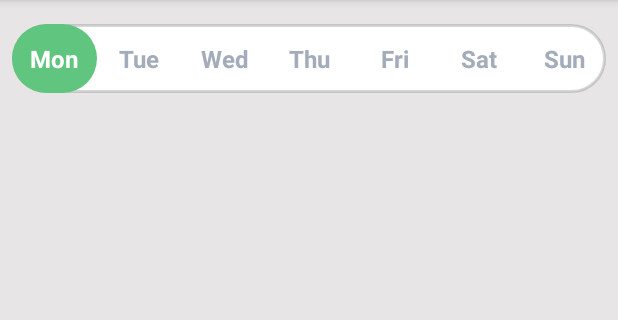
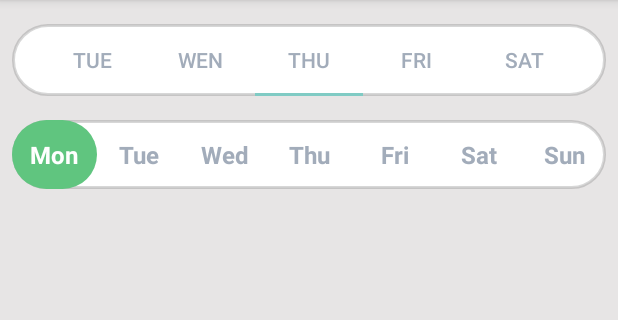
Before and after one commit to Tomroke/MA18Examensarbete, an Android app: the screen it shows after launch (MainActivity), after a tap on "Open settings", on a phone screen of 412 x 824 dp, the part 84-404 px from its top. Run offline under Robolectric (Android 15) with nearby library versions, the phone set to English and light mode, and no system bars; our stand-ins replace Room's generated code.

Commit message:
Added a temporary fragment that opens when the user clicks on the header menu, also started to implement the viewPager, with mixed succsses. Its there but i need to figure out how to edit its apperance and add fragments to it

```diff
--- /dev/null
+++ b/app/src/main/java/com/example/ma18ea/Fragments/TemporaryFragment.kt
@@ -0,0 +1,42 @@
+package com.example.ma18ea.fragments
+
+import android.content.Context
+import android.net.Uri
+import android.os.Bundle
+import androidx.fragment.app.Fragment
+import android.view.LayoutInflater
+import android.view.View
+import android.view.ViewGroup
+
+import com.example.ma18ea.R
+
+private const val ARG_PARAM1 = "param1"
+
+class TemporaryFragment : Fragment() {
+    private var param1: String? = "temp"
+
+    companion object {
+        @JvmStatic
+        fun newInstance() =
+            TemporaryFragment().apply {
+                arguments = Bundle().apply {
+                }
+            }
+    }
+
+    override fun onCreate(savedInstanceState: Bundle?) {
+        super.onCreate(savedInstanceState)
+        arguments?.let {
+            param1 = it.getString(ARG_PARAM1)
+        }
+    }
+
+    override fun onCreateView(
+        inflater: LayoutInflater, container: ViewGroup?,
+        savedInstanceState: Bundle?
+    ): View? {
+        // Inflate the layout for this fragment
+        return inflater.inflate(R.layout.fragment_temporary, container, false)
+    }
+
+}
--- a/app/src/main/java/com/example/ma18ea/MainActivity.kt
+++ b/app/src/main/java/com/example/ma18ea/MainActivity.kt
@@ -9,7 +9,6 @@ import android.view.MenuItem
 import android.view.View
 import android.widget.LinearLayout
 import android.widget.TextView
-import android.widget.Toast
 import androidx.annotation.RequiresApi
 import androidx.core.view.children
 import androidx.fragment.app.FragmentTransaction
@@ -23,8 +22,13 @@ import com.example.ma18ea.room.RemEntity
 import com.example.ma18ea.ui.recyclerView.MainRecyclerAdapter
 import kotlinx.coroutines.*
 import android.os.Handler
-import android.widget.NumberPicker
-import androidx.viewpager.widget.ViewPager
+import androidx.fragment.app.Fragment
+import androidx.viewpager2.adapter.FragmentStateAdapter
+import androidx.viewpager2.widget.ViewPager2
+import com.example.ma18ea.fragments.TemporaryFragment
+import com.example.ma18ea.ui.recyclerView.SizeFragment
+import com.google.android.material.tabs.TabLayout
+import com.google.android.material.tabs.TabLayoutMediator
 import kotlinx.android.synthetic.main.main_activity.*
 
 
@@ -37,11 +41,12 @@ class MainActivity : AppCompatActivity()
     private var menuGroupVisible: Boolean = false
 
     //Day objects
-    private lateinit var dayItem:LinearLayout
-    private lateinit var previousDay:TextView
+    private lateinit var dayItem: LinearLayout
+    private lateinit var previousDay: TextView
 
     //Fragment objects
-    private lateinit var reminderMain:ReminderMainFragment
+    private lateinit var reminderMain: ReminderMainFragment
+    private lateinit var tempFragment: TemporaryFragment
 
     //Database
     private var db: RemDatabase? = null
@@ -53,8 +58,9 @@ class MainActivity : AppCompatActivity()
     private lateinit var adapter: MainRecyclerAdapter
     private lateinit var swipeRefresh: SwipeRefreshLayout
 
-    //ViewPage Objects
-    private lateinit var viewPager: ViewPager
+    //ViewPage
+    private lateinit var viewPager: ViewPager2
+    private lateinit var tabs: TabLayout
 
 
     @RequiresApi(Build.VERSION_CODES.M)
@@ -62,6 +68,43 @@ class MainActivity : AppCompatActivity()
         super.onCreate(savedInstanceState)
         setContentView(R.layout.main_activity)
         setSupportActionBar(findViewById(R.id.header_toolbar))
+
+        tabs = findViewById(R.id.tabs_layout)
+        viewPager = findViewById(R.id.mViewPager)
+
+        viewPager.adapter = object : FragmentStateAdapter(this) {
+            override fun createFragment(position: Int): Fragment {
+                return when(position) {
+                    0 -> {SizeFragment.newInstance()}
+                    1 -> {SizeFragment.newInstance()}
+                    2 -> {SizeFragment.newInstance()}
+                    3 -> {SizeFragment.newInstance()}
+                    4 -> {SizeFragment.newInstance()}
+                    5 -> {SizeFragment.newInstance()}
+                    6 -> {SizeFragment.newInstance()}
+                    else -> {
+                        SizeFragment.newInstance()
+                    }
+                }
+            }
+
+            override fun getItemCount(): Int {
+                return 7
+            }
+        }
+
+        TabLayoutMediator(tabs, viewPager) { tab, position ->
+            tab.text = when(position) {
+                0 -> "Mon"
+                1 -> "Tue"
+                2 -> "Wen"
+                3 -> "Thu"
+                4 -> "Fri"
+                5 -> "Sat"
+                6 -> "Sun"
+                else -> "Template"
+            }
+        }.attach()
 
         db = RemDatabase.getInstance(this)
 
@@ -72,8 +115,6 @@ class MainActivity : AppCompatActivity()
                 dayItemSelected(child as TextView)
             }
         }
-
-        viewPager = findViewById(R.id.mViewPage)
 
         swipeRefresh = findViewById(R.id.mSwipeRefresh)
         swipeRefresh.setOnRefreshListener { onRefresh() }
@@ -107,7 +148,7 @@ class MainActivity : AppCompatActivity()
 
 
     private fun onRefresh() {
-        Log.d(TAG, "Is refreshing")
+        //Log.d(TAG, "Is refreshing")
         GlobalScope.launch {
             fetchData()
         }
@@ -141,7 +182,7 @@ class MainActivity : AppCompatActivity()
         }*/
 
         //Check if the DB is empty or not
-        Log.d(TAG, arrayRV.size.toString())
+        //Log.d(TAG, arrayRV.size.toString())
 
     }//fetch Data
 
@@ -165,9 +206,10 @@ class MainActivity : AppCompatActivity()
     }
 
     override fun onOptionsItemSelected(item: MenuItem): Boolean {
+        tempFragment = TemporaryFragment.newInstance()
         return when (item.itemId) {
             R.id.new_reminder -> {
-                var rv = ReminderVariables()
+                val rv = ReminderVariables()
                 reminderMain = ReminderMainFragment.newInstance(rv)
                 supportFragmentManager
                     .beginTransaction()
@@ -181,34 +223,48 @@ class MainActivity : AppCompatActivity()
             }
 
             R.id.header_search_button ->{
-                Toast.makeText(applicationContext, "Search", Toast.LENGTH_LONG).show()
+                supportFragmentManager
+                    .beginTransaction()
+                    .replace(R.id.container, tempFragment)
+                    .addToBackStack(tempFragment.toString())
+                    .setTransitionStyle(FragmentTransaction.TRANSIT_FRAGMENT_OPEN)
+                    .commit()
                 menu.setGroupVisible(R.id.header_menu_buttons, false)
                 menuGroupVisible = false
                 return true
             }
 
             R.id.header_diagram_button ->{
-                Toast.makeText(applicationContext, "Diagram", Toast.LENGTH_LONG).show()
+                supportFragmentManager
+                    .beginTransaction()
+                    .replace(R.id.container, tempFragment)
+                    .addToBackStack(tempFragment.toString())
+                    .setTransitionStyle(FragmentTransaction.TRANSIT_FRAGMENT_OPEN)
+                    .commit()
                 menu.setGroupVisible(R.id.header_menu_buttons, false)
                 menuGroupVisible = false
                 return true
             }
 
             R.id.header_settings_button ->{
-                Toast.makeText(applicationContext, "Settings", Toast.LENGTH_LONG).show()
+                supportFragmentManager
+                    .beginTransaction()
+                    .replace(R.id.container, tempFragment)
+                    .addToBackStack(tempFragment.toString())
+                    .setTransitionStyle(FragmentTransaction.TRANSIT_FRAGMENT_OPEN)
+                    .commit()
                 menu.setGroupVisible(R.id.header_menu_buttons, false)
                 menuGroupVisible = false
                 return true
             }
 
             R.id.open_close_header_button ->{
-                if(menuGroupVisible){
+                menuGroupVisible = if(menuGroupVisible){
                     menu.setGroupVisible(R.id.header_menu_buttons, false)
-                    menuGroupVisible = false
-                }
-                else{
+                    false
+                } else{
                     this.menu.setGroupVisible(R.id.header_menu_buttons, true)
-                    menuGroupVisible = true
+                    true
                 }
 
                 return true
--- /dev/null
+++ b/app/src/main/java/com/example/ma18ea/ui/recyclerView/SizeFragment.kt
@@ -0,0 +1,23 @@
+package com.example.ma18ea.ui.recyclerView
+
+import android.os.Bundle
+import android.view.LayoutInflater
+import android.view.View
+import android.view.ViewGroup
+import androidx.fragment.app.Fragment
+import com.example.ma18ea.R
+
+class SizeFragment : Fragment() {
+
+    companion object {
+        fun newInstance() = SizeFragment()
+    }
+
+    override fun onCreateView(
+        inflater: LayoutInflater, container: ViewGroup?,
+        savedInstanceState: Bundle?
+    ): View? {
+        // Inflate the layout for this fragment
+        return inflater.inflate(R.layout.size, container, false)
+    }
+}
--- a/app/src/main/res/layout/main_activity.xml
+++ b/app/src/main/res/layout/main_activity.xml
@@ -19,20 +19,36 @@
         app:layout_constraintStart_toStartOf="parent"
         app:layout_constraintTop_toTopOf="parent" />
 
-    <androidx.viewpager.widget.ViewPager
-        android:id="@+id/mViewPage"
+    <LinearLayout
+        android:id="@+id/viewPager_Container"
         android:layout_width="match_parent"
-        android:layout_height="match_parent"
+        android:layout_height="wrap_content"
+        android:background="@drawable/day_selector"
+        android:orientation="horizontal"
+        android:scrollbars="horizontal"
+        android:layout_marginTop="16dp"
+        android:layout_marginBottom="8dp"
+        android:layout_marginStart="8dp"
+        android:layout_marginEnd="8dp"
         app:layout_constraintEnd_toEndOf="parent"
         app:layout_constraintStart_toStartOf="parent"
         app:layout_constraintTop_toBottomOf="@+id/header_toolbar">
 
-        <androidx.viewpager.widget.PagerTitleStrip
-            android:layout_width="match_parent"
+        <com.google.android.material.tabs.TabLayout
+            android:id="@+id/tabs_layout"
+            android:layout_width="wrap_content"
             android:layout_height="wrap_content"
-            android:layout_gravity="top" />
+            app:tabMode="scrollable"
+            app:tabTextColor="@color/dayTextColour"
+            />
+        <androidx.viewpager2.widget.ViewPager2
+            android:id="@+id/mViewPager"
+            android:layout_width="0dp"
+            android:layout_height="0dp"
+            android:layout_weight="1"
+            android:background="@color/colorAccent"/>
 
-    </androidx.viewpager.widget.ViewPager>
+    </LinearLayout>
 
     <LinearLayout
         android:id="@+id/day_container"
@@ -47,7 +63,7 @@
         android:layout_marginEnd="8dp"
         app:layout_constraintEnd_toEndOf="parent"
         app:layout_constraintStart_toStartOf="parent"
-        app:layout_constraintTop_toBottomOf="@+id/header_toolbar"
+        app:layout_constraintTop_toBottomOf="@+id/viewPager_Container"
         >
 
         <TextView
```
Also changed, not shown: app/build.gradle (+12 -8 lines), app/src/main/res/layout/fragment_temporary.xml (added, +23 -0 lines), app/src/main/res/layout/size.xml (added, +17 -0 lines).
